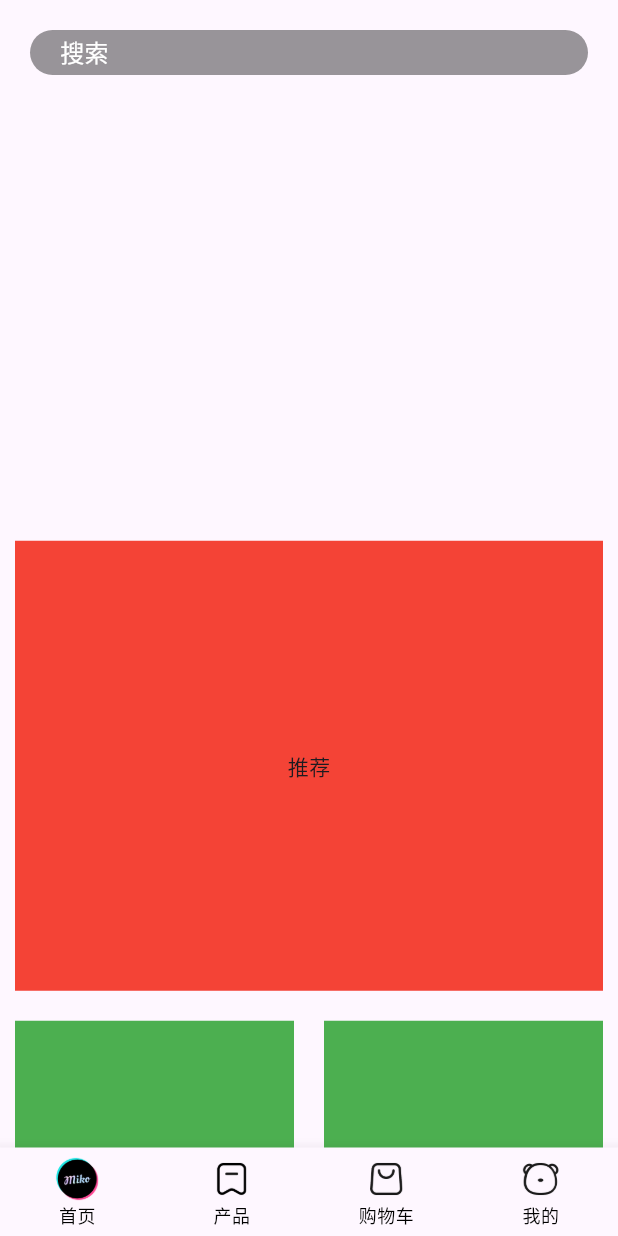
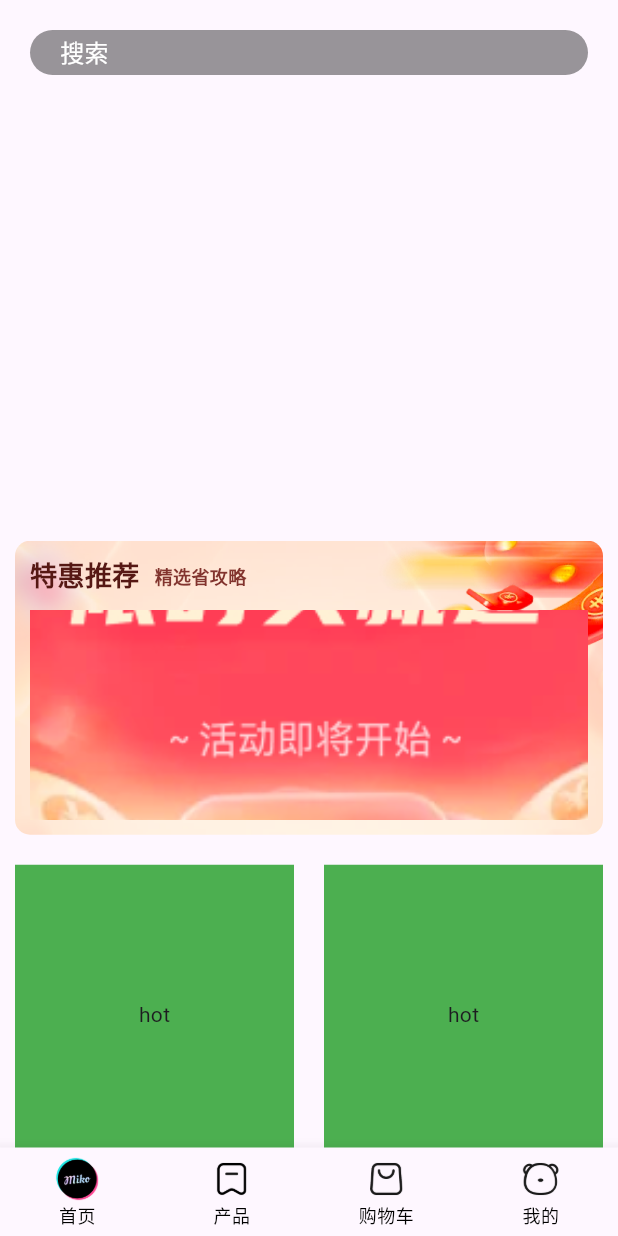
Before and after one commit to leleares/flutter_shop_app, a Flutter app: the screen it shows after launch, on a phone screen of 412 x 824 dp. Run offline on Flutter 3.47's test engine with Material 3 defaults, Android fonts, the phone set to English and light mode, and no system bars; drawn by our look-alikes of carousel_slider; our stand-ins replace dio; network calls fail.

Commit message:
Add recommend mod

```diff
--- a/lib/components/Home/Category.dart
+++ b/lib/components/Home/Category.dart
@@ -27,6 +27,7 @@ class _CategoryState extends State<Category> {
             height: 100,
             decoration: BoxDecoration(
               color: Color.fromARGB(255, 238, 230, 231),
+              borderRadius: BorderRadius.all(Radius.circular(5)),
             ),
             child: Column(
               mainAxisAlignment: MainAxisAlignment.center,
--- a/lib/components/Home/Recommend.dart
+++ b/lib/components/Home/Recommend.dart
@@ -1,20 +1,124 @@
 import 'package:flutter/material.dart';
+import 'package:flutter_shop_app/viewmodels/home.dart';
 
 class Recommend extends StatefulWidget {
-  const Recommend({super.key});
+  const Recommend({super.key, required this.hotPreference});
+  final HotPreferenceResult hotPreference;
 
   @override
   State<Recommend> createState() => _RecommendState();
 }
 
 class _RecommendState extends State<Recommend> {
+  List<HotPreferenceGoodsItem> _get3SubItemsData() {
+    if (widget.hotPreference.subTypes.isEmpty) return [];
+
+    return widget.hotPreference.subTypes.first.goodsItems.items
+        .take(3)
+        .toList();
+  }
+
+  List<Widget> _buildSubItems() {
+    List<HotPreferenceGoodsItem> displayItems = _get3SubItemsData();
+    return List.generate(displayItems.length, (index) {
+      HotPreferenceGoodsItem item = displayItems[index];
+      return Container(
+        child: Column(
+          children: [
+            // ClipRRect 裁剪组件，可设置圆角
+            ClipRRect(
+              borderRadius: BorderRadiusGeometry.all(Radius.circular(8)),
+              child: Image.network(
+                // 图片加载失败的 fallback，可在这里返回一个通用骨架图片
+                errorBuilder: (context, error, stackTrace) {
+                  return Image.asset(
+                    "lib/assets/home_cmd_sm.png",
+                    width: 100,
+                    height: 140,
+                    fit: BoxFit.cover,
+                  );
+                },
+                item.picture,
+                width: 100,
+                height: 140,
+                fit: BoxFit.cover,
+              ),
+            ),
+            SizedBox(height: 10),
+            Container(
+              padding: EdgeInsets.only(top: 5, right: 10, bottom: 5, left: 10),
+              decoration: BoxDecoration(
+                color: Colors.red,
+                borderRadius: BorderRadius.all(Radius.circular(40)),
+              ),
+              child: Text(
+                "¥ ${item.price}",
+                style: TextStyle(color: Colors.white, fontSize: 12),
+              ),
+            ),
+          ],
+        ),
+      );
+    });
+  }
+
   @override
   Widget build(BuildContext context) {
     return Container(
       alignment: Alignment.center,
-      height: 300,
-      color: Colors.red,
-      child: Text("推荐"),
+      padding: EdgeInsets.all(10),
+      decoration: BoxDecoration(
+        image: DecorationImage(
+          image: AssetImage("lib/assets/home_cmd_sm.png"),
+          fit: BoxFit.cover,
+        ),
+        borderRadius: BorderRadius.all(Radius.circular(10)),
+      ),
+      child: Column(
+        children: [
+          Row(
+            children: [
+              Text(
+                "特惠推荐",
+                style: TextStyle(
+                  color: Color.fromARGB(255, 86, 24, 20),
+                  fontSize: 18,
+                  fontWeight: FontWeight.w700,
+                ),
+              ),
+              SizedBox(width: 10),
+              Text(
+                "精选省攻略",
+                style: TextStyle(
+                  color: Color.fromARGB(255, 130, 52, 46),
+                  fontSize: 12,
+                  fontWeight: FontWeight.w700,
+                ),
+              ),
+            ],
+          ),
+          SizedBox(height: 10),
+          Flex(
+            direction: Axis.horizontal,
+            spacing: 20,
+            children: [
+              Expanded(
+                child: Container(
+                  width: 100,
+                  height: 140,
+                  decoration: BoxDecoration(
+                    image: DecorationImage(
+                      image: AssetImage("lib/assets/home_cmd_inner.png"),
+                      fit: BoxFit.cover,
+                    ),
+                  ),
+                ),
+              ),
+              ..._buildSubItems(),
+            ],
+          ),
+        ],
+      ),
     );
   }
 }
--- a/lib/constants/index.dart
+++ b/lib/constants/index.dart
@@ -9,4 +9,5 @@ class GlobalConstants {
 class HttpConstants {
   static const String BANNER_LIST = "/home/banner"; // 轮播图接口
   static const String CAREGORY_LIST = "/home/category/head"; // 分类接口
+  static const String HOT_PREFERENCE = "/hot/preference"; // 特惠推荐
 }
--- a/lib/pages/Home/index.dart
+++ b/lib/pages/Home/index.dart
@@ -17,6 +17,11 @@ class HomeView extends StatefulWidget {
 class _HomeViewState extends State<HomeView> {
   List<BannerItem> _bannerList = [];
   List<CategoryItem> _categoryList = [];
+  HotPreferenceResult _hotPreferenceResult = HotPreferenceResult(
+    id: '',
+    title: '',
+    subTypes: [],
+  );
 
   List<Widget> _getSliverList() {
     return [
@@ -29,7 +34,7 @@ class _HomeViewState extends State<HomeView> {
       // gap
       SliverToBoxAdapter(child: SizedBox(height: 20)),
       // recommend
-      SliverToBoxAdapter(child: Recommend()),
+      SliverToBoxAdapter(child: Recommend(hotPreference: _hotPreferenceResult)),
       // gap
       SliverToBoxAdapter(child: SizedBox(height: 20)),
       // hot
@@ -60,11 +65,17 @@ class _HomeViewState extends State<HomeView> {
     setState(() {});
   }
 
+  Future<void> _getHotPreferenceData() async {
+    _hotPreferenceResult = await getHotPreferenceData();
+    setState(() {});
+  }
+
   @override
   void initState() {
     super.initState();
     _getBannerList();
     _getCategoryList();
+    _getHotPreferenceData();
   }
 
   @override
--- a/lib/viewmodels/home.dart
+++ b/lib/viewmodels/home.dart
@@ -24,3 +24,103 @@ class CategoryItem {
     );
   }
 }
+
+// 特惠推荐响应数据类型
+class HotPreferenceResult {
+  String id;
+  String title;
+  List<HotPreferenceSubType> subTypes;
+
+  HotPreferenceResult({
+    required this.id,
+    required this.title,
+    required this.subTypes,
+  });
+
+  factory HotPreferenceResult.fromJSON(Map<String, dynamic> json) {
+    return HotPreferenceResult(
+      id: json["id"],
+      title: json["title"],
+      subTypes: (json["subTypes"] as List)
+          .map((item) => HotPreferenceSubType.fromJSON(item))
+          .toList(),
+    );
+  }
+}
+
+class HotPreferenceSubType {
+  String id;
+  String title;
+  HotPreferenceGoodsList goodsItems;
+
+  HotPreferenceSubType({
+    required this.id,
+    required this.title,
+    required this.goodsItems,
+  });
+
+  factory HotPreferenceSubType.fromJSON(Map<String, dynamic> json) {
+    return HotPreferenceSubType(
+      id: json["id"],
+      title: json["title"],
+      goodsItems: HotPreferenceGoodsList.fromJSON(json["goodsItems"]),
+    );
+  }
+}
+
+class HotPreferenceGoodsList {
+  int counts;
+  int pageSize;
+  int pages;
+  int page;
+  List<HotPreferenceGoodsItem> items;
+
+  HotPreferenceGoodsList({
+    required this.counts,
+    required this.pageSize,
+    required this.pages,
+    required this.page,
+    required this.items,
+  });
+
+  factory HotPreferenceGoodsList.fromJSON(Map<String, dynamic> json) {
+    return HotPreferenceGoodsList(
+      counts: json["counts"],
+      pageSize: json["pageSize"],
+      pages: json["pages"],
+      page: json["page"],
+      items: (json["items"] as List)
+          .map((item) => HotPreferenceGoodsItem.fromJSON(item))
+          .toList(),
+    );
+  }
+}
+
+class HotPreferenceGoodsItem {
+  String id;
+  String name;
+  String? desc;
+  String price;
+  String picture;
+  int orderNum;
+
+  HotPreferenceGoodsItem({
+    required this.id,
+    required this.name,
+    required this.desc,
+    required this.price,
+    required this.picture,
+    required this.orderNum,
+  });
+
+  factory HotPreferenceGoodsItem.fromJSON(Map<String, dynamic> json) {
+    return HotPreferenceGoodsItem(
+      id: json["id"],
+      name: json["name"],
+      desc: json["desc"],
+      price: json["price"],
+      picture: json["picture"],
+      orderNum: json["orderNum"],
+    );
+  }
+}
```
Also changed, not shown: lib/api/home.dart (+10 -0 lines), lib/assets/goods_avatar.png (added), lib/assets/home_cmd_inner.png (added), lib/assets/home_cmd_sm.png (added), lib/assets/home_cmd_title.png (added), lib/assets/home_goods_discount.png (added), lib/assets/home_new.png (added), lib/assets/ic_sku_img.svg (added), lib/assets/search_bg.png (added).
